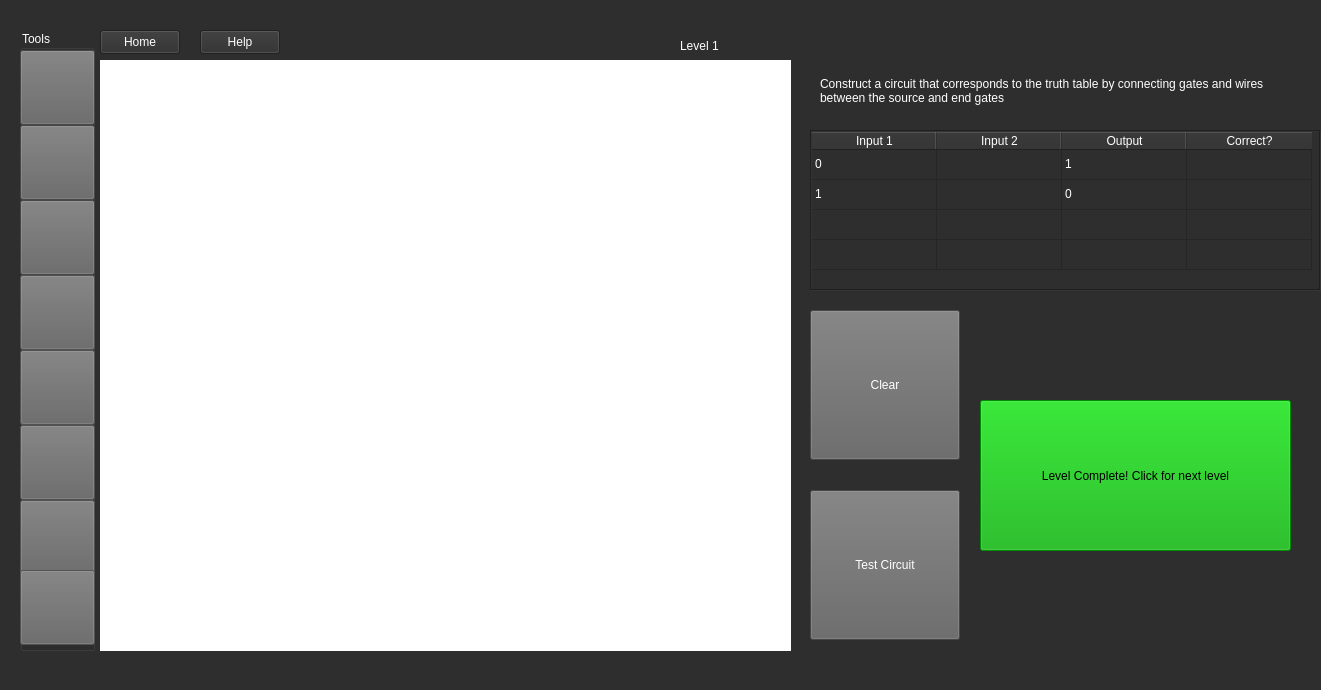
This is A8_EducationalApp/mainwindow.ui in ethandavies8/Educational_App as Qt 5 draws it before an edit. The edited form follows.
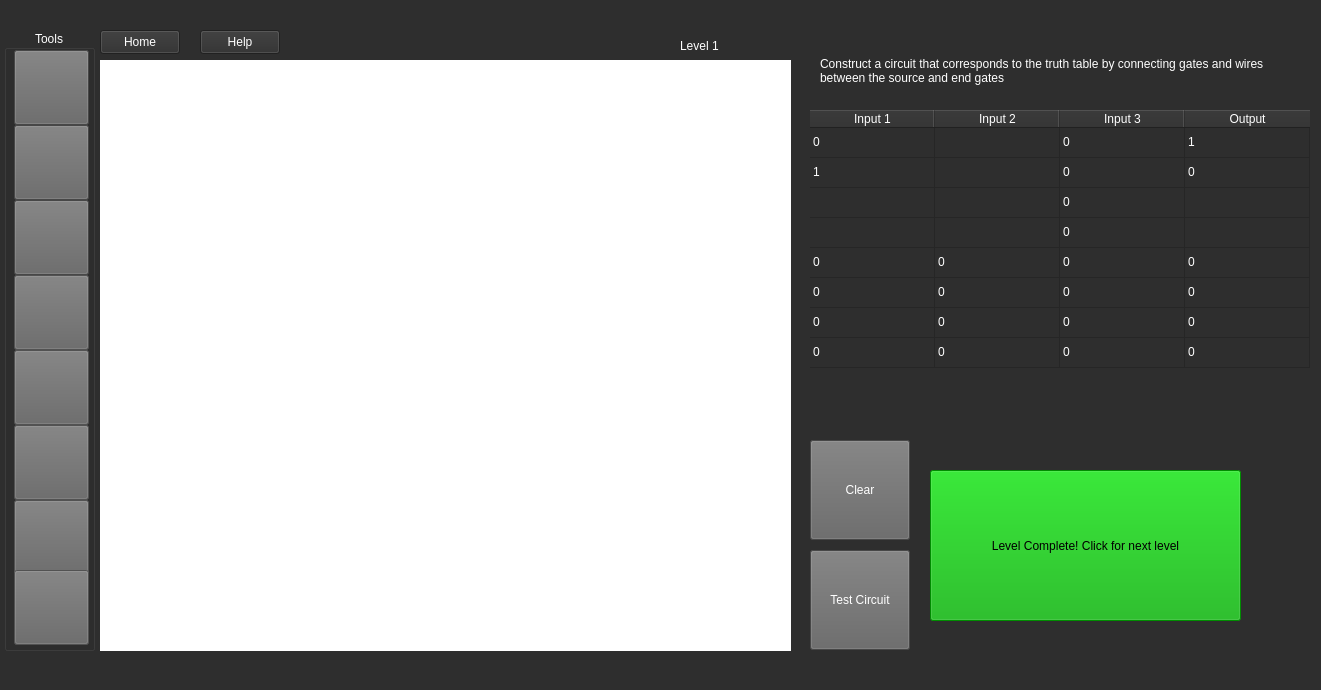
This is the edited form. Icons and pictures are not drawn.

What changed in the file:
```diff
--- a/A8_EducationalApp/mainwindow.ui
+++ b/A8_EducationalApp/mainwindow.ui
@@ -636,9 +636,9 @@
      <widget class="QGroupBox" name="groupBox">
       <property name="geometry">
        <rect>
-        <x>20</x>
+        <x>4</x>
         <y>30</y>
-        <width>75</width>
+        <width>91</width>
         <height>621</height>
        </rect>
       </property>
@@ -649,12 +649,12 @@
        <string>Tools</string>
       </property>
       <property name="alignment">
-       <set>Qt::AlignLeading|Qt::AlignLeft|Qt::AlignVCenter</set>
+       <set>Qt::AlignCenter</set>
       </property>
       <widget class="QPushButton" name="lineButton">
        <property name="geometry">
         <rect>
-         <x>0</x>
+         <x>10</x>
          <y>95</y>
          <width>75</width>
          <height>75</height>
@@ -690,7 +690,7 @@
        </property>
        <property name="geometry">
         <rect>
-         <x>0</x>
+         <x>10</x>
          <y>245</y>
          <width>75</width>
          <height>75</height>
@@ -726,7 +726,7 @@
        </property>
        <property name="geometry">
         <rect>
-         <x>0</x>
+         <x>10</x>
          <y>320</y>
          <width>75</width>
          <height>75</height>
@@ -759,7 +759,7 @@
       <widget class="QPushButton" name="NOTGateButton">
        <property name="geometry">
         <rect>
-         <x>0</x>
+         <x>10</x>
          <y>170</y>
          <width>75</width>
          <height>75</height>
@@ -795,7 +795,7 @@
        </property>
        <property name="geometry">
         <rect>
-         <x>0</x>
+         <x>10</x>
          <y>470</y>
          <width>75</width>
          <height>75</height>
@@ -828,7 +828,7 @@
       <widget class="QPushButton" name="selectionButton">
        <property name="geometry">
         <rect>
-         <x>0</x>
+         <x>10</x>
          <y>20</y>
          <width>75</width>
          <height>75</height>
@@ -864,7 +864,7 @@
        </property>
        <property name="geometry">
         <rect>
-         <x>0</x>
+         <x>10</x>
          <y>540</y>
          <width>75</width>
          <height>75</height>
@@ -900,7 +900,7 @@
        </property>
        <property name="geometry">
         <rect>
-         <x>0</x>
+         <x>10</x>
          <y>395</y>
          <width>75</width>
          <height>75</height>
@@ -965,9 +965,9 @@
       <property name="geometry">
        <rect>
         <x>810</x>
-        <y>310</y>
-        <width>150</width>
-        <height>150</height>
+        <y>440</y>
+        <width>100</width>
+        <height>100</height>
        </rect>
       </property>
       <property name="styleSheet">
@@ -998,9 +998,9 @@
       <property name="geometry">
        <rect>
         <x>810</x>
-        <y>490</y>
-        <width>150</width>
-        <height>150</height>
+        <y>550</y>
+        <width>100</width>
+        <height>100</height>
        </rect>
       </property>
       <property name="styleSheet">
@@ -1015,9 +1015,9 @@
       <property name="geometry">
        <rect>
         <x>810</x>
-        <y>130</y>
+        <y>110</y>
         <width>511</width>
-        <height>161</height>
+        <height>291</height>
        </rect>
       </property>
       <property name="sizePolicy">
@@ -1026,11 +1026,17 @@
         <verstretch>0</verstretch>
        </sizepolicy>
       </property>
+      <property name="autoFillBackground">
+       <bool>false</bool>
+      </property>
       <property name="styleSheet">
        <string notr="true">color: rgb(255, 255, 255);</string>
       </property>
       <property name="frameShape">
-       <enum>QFrame::Box</enum>
+       <enum>QFrame::NoFrame</enum>
+      </property>
+      <property name="frameShadow">
+       <enum>QFrame::Plain</enum>
       </property>
       <property name="verticalScrollBarPolicy">
        <enum>Qt::ScrollBarAlwaysOff</enum>
@@ -1045,7 +1051,7 @@
        <bool>false</bool>
       </property>
       <property name="rowCount">
-       <number>4</number>
+       <number>8</number>
       </property>
       <property name="columnCount">
        <number>4</number>
@@ -1075,6 +1081,10 @@
       <row/>
       <row/>
       <row/>
+      <row/>
+      <row/>
+      <row/>
+      <row/>
       <column>
        <property name="text">
         <string>Input 1</string>
@@ -1085,16 +1095,16 @@
         <string>Input 2</string>
        </property>
       </column>
+      <column>
+       <property name="text">
+        <string>Input 3</string>
+       </property>
+      </column>
       <column>
        <property name="text">
         <string>Output</string>
        </property>
       </column>
-      <column>
-       <property name="text">
-        <string>Correct?</string>
-       </property>
-      </column>
       <item row="0" column="0">
        <property name="text">
         <string>0</string>
@@ -1107,15 +1117,12 @@
       </item>
       <item row="0" column="2">
        <property name="text">
-        <string>1</string>
+        <string>0</string>
        </property>
       </item>
       <item row="0" column="3">
        <property name="text">
-        <string/>
-       </property>
-       <property name="checkState">
-        <enum>Unchecked</enum>
+        <string>1</string>
        </property>
       </item>
       <item row="1" column="0">
@@ -1135,10 +1142,7 @@
       </item>
       <item row="1" column="3">
        <property name="text">
-        <string/>
-       </property>
-       <property name="checkState">
-        <enum>Unchecked</enum>
+        <string>0</string>
        </property>
       </item>
       <item row="2" column="0">
@@ -1153,16 +1157,13 @@
       </item>
       <item row="2" column="2">
        <property name="text">
-        <string/>
+        <string>0</string>
        </property>
       </item>
       <item row="2" column="3">
        <property name="text">
         <string/>
        </property>
-       <property name="checkState">
-        <enum>Unchecked</enum>
-       </property>
       </item>
       <item row="3" column="0">
        <property name="text">
@@ -1179,15 +1180,92 @@
       </item>
       <item row="3" column="2">
        <property name="text">
-        <string/>
+        <string>0</string>
        </property>
       </item>
       <item row="3" column="3">
        <property name="text">
         <string/>
        </property>
-       <property name="checkState">
-        <enum>Unchecked</enum>
+      </item>
+      <item row="4" column="0">
+       <property name="text">
+        <string>0</string>
+       </property>
+      </item>
+      <item row="4" column="1">
+       <property name="text">
+        <string>0</string>
+       </property>
+      </item>
+      <item row="4" column="2">
+       <property name="text">
+        <string>0</string>
+       </property>
+      </item>
+      <item row="4" column="3">
+       <property name="text">
+        <string>0</string>
+       </property>
+      </item>
+      <item row="5" column="0">
+       <property name="text">
+        <string>0</string>
+       </property>
+      </item>
+      <item row="5" column="1">
+       <property name="text">
+        <string>0</string>
+       </property>
+      </item>
+      <item row="5" column="2">
+       <property name="text">
+        <string>0</string>
+       </property>
+      </item>
+      <item row="5" column="3">
+       <property name="text">
+        <string>0</string>
+       </property>
+      </item>
+      <item row="6" column="0">
+       <property name="text">
+        <string>0</string>
+       </property>
+      </item>
+      <item row="6" column="1">
+       <property name="text">
+        <string>0</string>
+       </property>
+      </item>
+      <item row="6" column="2">
+       <property name="text">
+        <string>0</string>
+       </property>
+      </item>
+      <item row="6" column="3">
+       <property name="text">
+        <string>0</string>
+       </property>
+      </item>
+      <item row="7" column="0">
+       <property name="text">
+        <string>0</string>
+       </property>
+      </item>
+      <item row="7" column="1">
+       <property name="text">
+        <string>0</string>
+       </property>
+      </item>
+      <item row="7" column="2">
+       <property name="text">
+        <string>0</string>
+       </property>
+      </item>
+      <item row="7" column="3">
+       <property name="text">
+        <string>0</string>
        </property>
       </item>
      </widget>
@@ -1197,8 +1275,8 @@
       </property>
       <property name="geometry">
        <rect>
-        <x>980</x>
-        <y>400</y>
+        <x>930</x>
+        <y>470</y>
         <width>311</width>
         <height>151</height>
        </rect>
@@ -1215,7 +1293,7 @@
       <property name="geometry">
        <rect>
         <x>820</x>
-        <y>60</y>
+        <y>40</y>
         <width>491</width>
         <height>61</height>
        </rect>
```
Left out of the diff: 8 changed lines with no effect on the pictures.
